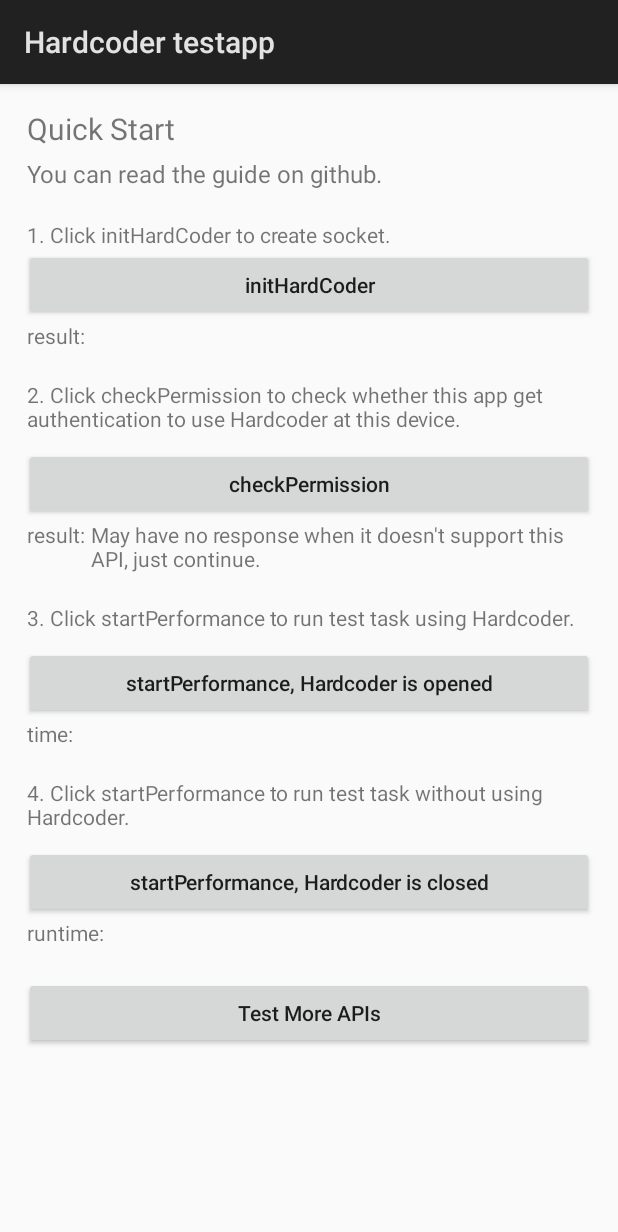
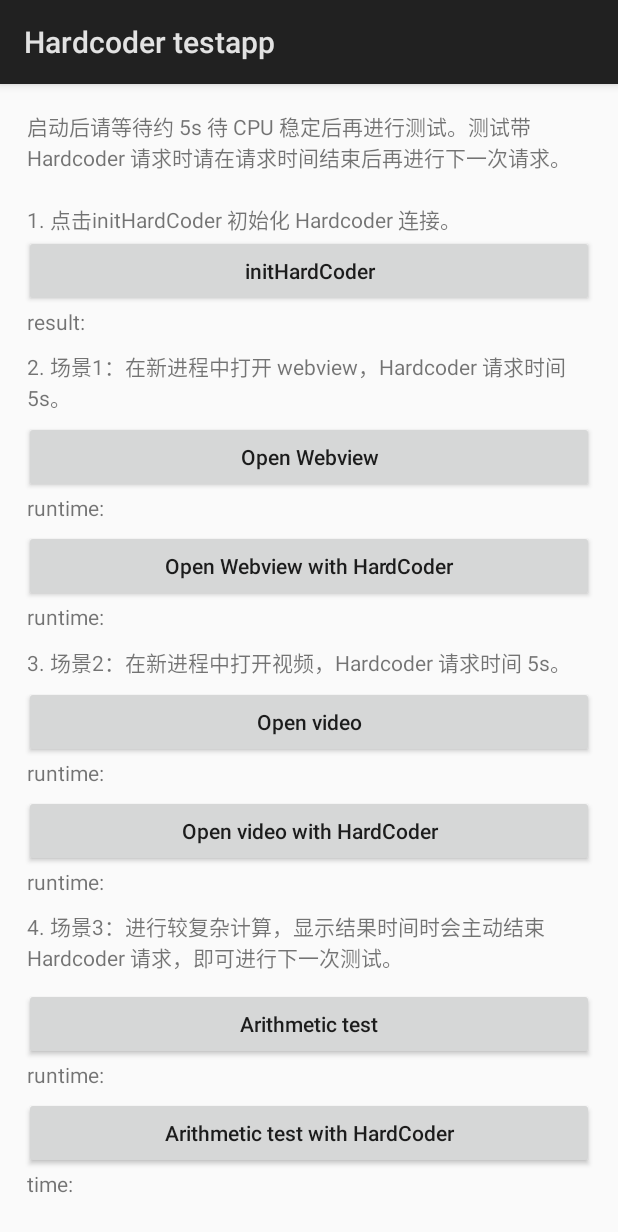
Before and after one commit to Tencent/Hardcoder, an Android app: the screen it shows after launch (QuickStart), on a phone screen of 412 x 824 dp. Shown: the top 1232 px of the screen. Run offline under Robolectric (Android 15) with nearby library versions, the phone set to English and light mode, and no system bars; 1 statement that could not run was skipped.

Commit message:
Add test case to testapp. Testapp 增加打开网页和打开视频测试场景

```diff
--- a/testapp/src/main/java/com/tencent/mm/hardcoder/testapp/QuickStart.java
+++ b/testapp/src/main/java/com/tencent/mm/hardcoder/testapp/QuickStart.java
@@ -49,10 +49,29 @@ public class QuickStart extends Activity {
     private final static int SCENE_TEST = 101;
     private final static long ACTION_TEST = 1 << 0;
 
+    public final static int REQUEST_CODE_WEBVIEW_WITHOUT_HC = 1;
+    public final static int REQUEST_CODE_WEBVIEW_WITH_HC = 2;
+    public final static int REQUEST_CODE_VIDEO_WITHOUT_HC = 3;
+    public final static int REQUEST_CODE_VIDEO_WITH_HC = 4;
+
+    public static long testWebViewStartTime = 0L;
+    public static long testHCWebViewStartTime = 0L;
+
+    public static long testVideoStartTime = 0L;
+    public static long testHCVideoStartTime = 0L;
+
+
+    private TextView openWebViewTimeTextView;
+    private TextView hcOpenWebViewTimeTextView;
+
+    private TextView openVideoTimeTextView;
+    private TextView hcOpenVideoTimeTextView;
+
     @Override
     protected void onCreate(Bundle savedInstanceState) {
         super.onCreate(savedInstanceState);
         setContentView(R.layout.quick_start);
+        HardCoderJNI.setHcDebug(true);
 
         /**
          * test initHardCoder
@@ -62,7 +81,6 @@ public class QuickStart extends Activity {
             @Override
             public void onClick(View view) {
                 final View fv = view;
-
                 new Thread(new Runnable() {
                     @Override
                     public void run() {
@@ -71,6 +89,19 @@ public class QuickStart extends Activity {
                                     @Override
                                     public void onConnectStatus(final boolean isConnect) {
                                         HardCoderLog.i(TAG, "initHardCoder callback, isConnectSuccess:" + isConnect);
+                                        //manufacture为厂商，cert为testapp在OPPO手机上生成的key,具体值请向厂商申请生成
+                                        //manufacture和cert均为数组，可同时传多个厂商的值
+                                        String[] manufactures = {"OPPO"};
+                                        String[] certs = {"K6dLGcYfPdHbdbnOwbXe7tXc3sySDV0IZoJ4u7CSB7yPpSJ2xb2lrHbHyIwrzNhuc88kuehvY" +
+                                                "MQhVsx6X8nOks0lfvTyNoOOYpX/3UinFnbSPvlXOt9U+v3sXhJPqbU7zR6fjghJ" +
+                                                "hfZYxSs+lOMgg1qwv0A0duXMEJWCzU+tnZ4="};
+                                        final long requestId = HardCoderJNI.checkPermission(manufactures, certs,
+                                                new HardCoderCallback.FuncRetCallback() {
+                                                    @Override
+                                                    public void onFuncRet(int callbackType, long requestId, int retCode, int funcId, int dataType, byte[] buffer) {
+                                                        HardCoderLog.i(TAG, "checkpermission callback, retCode:" + retCode);
+                                                    }
+                                                });
                                         fv.post(new Runnable() {
                                             @Override
                                             public void run() {
@@ -85,85 +116,63 @@ public class QuickStart extends Activity {
             }
         });
 
-        /**
-         * test checkPermission
-         * manufacture and certifacaion are arrays
-         */
-        final TextView checkPermissionResultTextView = ((TextView) findViewById(R.id.check_permission_result));
-        ((Button) findViewById(R.id.check_permission)).setOnClickListener(new View.OnClickListener() {
-            @Override
+
+        openWebViewTimeTextView = ((TextView) findViewById(R.id.open_webview_time));
+        hcOpenWebViewTimeTextView = ((TextView) findViewById(R.id.HC_open_webview_time));
+
+        ((Button) findViewById(R.id.test_open_webview)).setOnClickListener(new View.OnClickListener() {
             public void onClick(View view) {
-                final View fv = view;
-                //manufacture为厂商
-                //cert为testapp在OPPO手机上生成的key,具体值请向厂商申请生成
-                //manufacture和cert均为数组，可同时传多个厂商的值
-                String[] manufactures = {"OPPO"};
-                String[] certs = {"K6dLGcYfPdHbdbnOwbXe7tXc3sySDV0IZoJ4u7CSB7yPpSJ2xb2lrHbHyIwrzNhuc88kuehvY" +
-                        "MQhVsx6X8nOks0lfvTyNoOOYpX/3UinFnbSPvlXOt9U+v3sXhJPqbU7zR6fjghJ" +
-                        "hfZYxSs+lOMgg1qwv0A0duXMEJWCzU+tnZ4="};
-                final long requestId = HardCoderJNI.checkPermission(manufactures, certs,
-                        new HardCoderCallback.FuncRetCallback() {
-                        @Override
-                        public void onFuncRet(int callbackType, long requestId, int retCode, int funcId, int dataType, byte[] buffer) {
-                            final boolean isSuccess = (retCode == 0 ? true : false);
-                            final boolean isNotSupport = (retCode == HardCoderJNI.ERR_UNAUTHORIZED ? true : false);
-                            HardCoderLog.i(TAG, "checkpermission callback, retCode:" + retCode);
-                            fv.post(new Runnable() {
-                                @Override
-                                public void run() {
-                                    checkPermissionResultTextView.setText(isSuccess ? "Success" : (isNotSupport ? "This device not support checkPermission api, just ignore and continue." : "Failed, testapp doesn't get authentication to use Hardcoder at this device."));
-                                }
-                            });
-                        }
-                    });
-                HardCoderLog.i(TAG, "checkPermission, requestId:" + requestId);
+                testWebViewStartTime = System.currentTimeMillis();
+                Intent intent = new Intent();
+                intent.setClass(QuickStart.this, TestWebView.class);
+                startActivityForResult(intent, REQUEST_CODE_WEBVIEW_WITHOUT_HC);
+
             }
         });
 
-        HardCoderJNI.setHcDebug(true);
-
-
-        /**
-         * test startPerformance
-         */
-        final TextView startPerformanceHCTimeTextView = ((TextView) findViewById(R.id.start_performance_hc_time));
-        ((Button) findViewById(R.id.start_performance_with_hc)).setOnClickListener(new View.OnClickListener() {
-            @Override
+        ((Button) findViewById(R.id.test_HC_open_webview)).setOnClickListener(new View.OnClickListener() {
             public void onClick(View view) {
-                final View fv = view;
-                startPerformanceHCTimeTextView.setText("waiting");
-                Thread s = new Thread(new Runnable() {
-                    @Override
-                    public void run() {
-                        final int[] threadId = new int[1];
-                        threadId[0] = android.os.Process.myTid();
-                        final int hashCode = HardCoderJNI.startPerformance(0, HardCoderJNI.CPU_LEVEL_1,
-                                HardCoderJNI.IO_LEVEL_1, HardCoderJNI.GPU_LEVEL_1,
-                                new int[]{android.os.Process.myTid()}, 10000, SCENE_TEST,
-                                ACTION_TEST, android.os.Process.myTid(), TAG);
-                        long s = System.currentTimeMillis();
-                        //模拟重度计算场景，比较耗cpu操作
-                        test();
-                        final long costTime = System.currentTimeMillis() - s;
-                        HardCoderLog.i(TAG, "startPerformance HC, take " + costTime + " ms");
-                        fv.post(new Runnable() {
-                            @Override
-                            public void run() {
-                                startPerformanceHCTimeTextView.setText(costTime + "ms");
-                            }
-                        });
-                        HardCoderJNI.stopPerformance(hashCode);
-                    }
-                });
-                s.setName("testHC_startThread");
-                s.start();
+                final int hashCode = HardCoderJNI.startPerformance(0, HardCoderJNI.CPU_LEVEL_1,
+                        HardCoderJNI.IO_LEVEL_1, HardCoderJNI.GPU_LEVEL_1,
+                        new int[]{}, 5000, SCENE_TEST,
+                        ACTION_TEST, android.os.Process.myTid(), TAG);
+                testHCWebViewStartTime = System.currentTimeMillis();
+                Intent intent = new Intent();
+                intent.setClass(QuickStart.this, TestWebView.class);
+                startActivityForResult(intent, REQUEST_CODE_WEBVIEW_WITH_HC);
             }
         });
 
-        /**
-         * same test without Hardcoder
-         */
+
+        openVideoTimeTextView = ((TextView) findViewById(R.id.open_video_time));
+        hcOpenVideoTimeTextView = ((TextView) findViewById(R.id.HC_open_video_time));
+
+        ((Button) findViewById(R.id.test_open_video)).setOnClickListener(new View.OnClickListener() {
+            public void onClick(View view) {
+                testVideoStartTime = System.currentTimeMillis();
+                Intent intent = new Intent();
+                intent.setClass(QuickStart.this, TestVideo.class);
+                startActivityForResult(intent, REQUEST_CODE_VIDEO_WITHOUT_HC);
+            }
+        });
+
+        ((Button) findViewById(R.id.test_HC_open_video)).setOnClickListener(new View.OnClickListener() {
+            public void onClick(View view) {
+                final int hashCode = HardCoderJNI.startPerformance(0, HardCoderJNI.CPU_LEVEL_1,
+                        HardCoderJNI.IO_LEVEL_1, HardCoderJNI.GPU_LEVEL_1,
+                        new int[]{}, 10000, SCENE_TEST,
+                        ACTION_TEST, android.os.Process.myTid(), TAG);
+                testHCVideoStartTime = System.currentTimeMillis();
+                Intent intent = new Intent();
+                intent.setClass(QuickStart.this, TestVideo.class);
+                startActivityForResult(intent, REQUEST_CODE_VIDEO_WITH_HC);
+            }
+        });
+
+
         final TextView startPerformanceTimeTextView = ((TextView) findViewById(R.id.start_performance_time));
+        final TextView startPerformanceHCTimeTextView = ((TextView) findViewById(R.id.start_performance_hc_time));
+
         ((Button) findViewById(R.id.start_performance)).setOnClickListener(new View.OnClickListener() {
             @Override
             public void onClick(View view) {
@@ -191,6 +200,40 @@ public class QuickStart extends Activity {
             }
         });
 
+        ((Button) findViewById(R.id.start_performance_with_hc)).setOnClickListener(new View.OnClickListener() {
+            @Override
+            public void onClick(View view) {
+                final View fv = view;
+
+                startPerformanceHCTimeTextView.setText("waiting");
+                Thread s = new Thread(new Runnable() {
+                    @Override
+                    public void run() {
+                        final int[] threadId = new int[1];
+                        threadId[0] = android.os.Process.myTid();
+                        final int hashCode = HardCoderJNI.startPerformance(0, HardCoderJNI.CPU_LEVEL_1,
+                                HardCoderJNI.IO_LEVEL_1, HardCoderJNI.GPU_LEVEL_1,
+                                new int[]{android.os.Process.myTid()}, 5000, SCENE_TEST,
+                                ACTION_TEST, android.os.Process.myTid(), TAG);
+                        long s = System.currentTimeMillis();
+                        //模拟重度计算场景，比较耗cpu操作
+                        test();
+                        final long costTime = System.currentTimeMillis() - s;
+                        HardCoderLog.i(TAG, "startPerformance HC, take " + costTime + " ms");
+                        fv.post(new Runnable() {
+                            @Override
+                            public void run() {
+                                startPerformanceHCTimeTextView.setText(costTime + "ms");
+                            }
+                        });
+                        HardCoderJNI.stopPerformance(hashCode);
+                    }
+                });
+                s.setName("testHC_startThread");
+                s.start();
+            }
+        });
+
         /**
          * jump to test more APIs
          */
@@ -203,6 +246,42 @@ public class QuickStart extends Activity {
         });
     }
 
+    @Override
+    public void onActivityResult(final int requestCode, final int resultCode, final Intent data) {
+        super.onActivityResult(requestCode, resultCode, data);
+        switch(requestCode){
+            case REQUEST_CODE_WEBVIEW_WITHOUT_HC:
+                if(data != null) {
+                    long costTime = data.getLongExtra("endTime", 0L) - testWebViewStartTime;
+                    testWebViewStartTime = 0L;
+                    openWebViewTimeTextView.setText(costTime + "ms");
+                }
+                break;
+            case REQUEST_CODE_WEBVIEW_WITH_HC:
+                if(data != null) {
+                    long hcCostTime = data.getLongExtra("endTime", 0L) - testHCWebViewStartTime;
+                    testHCWebViewStartTime = 0L;
+                    hcOpenWebViewTimeTextView.setText(hcCostTime + "ms");
+                }
+                break;
+            case REQUEST_CODE_VIDEO_WITHOUT_HC:
+                if(data != null) {
+                    long costTime = data.getLongExtra("endTime", 0L) - testVideoStartTime;
+                    testVideoStartTime = 0L;
+                    openVideoTimeTextView.setText(costTime + "ms");
+                }
+                break;
+            case REQUEST_CODE_VIDEO_WITH_HC:
+                if(data != null) {
+                    long hcCostTime = data.getLongExtra("endTime", 0L) - testHCVideoStartTime;
+                    testHCVideoStartTime = 0L;
+                    hcOpenVideoTimeTextView.setText(hcCostTime + "ms");
+                }
+                break;
+            default:
+                break;
+        }
+    }
 }
 
 /**
--- a/testapp/src/main/res/layout/quick_start.xml
+++ b/testapp/src/main/res/layout/quick_start.xml
@@ -1,7 +1,5 @@
 <?xml version="1.0" encoding="utf-8"?>
-<ScrollView
-    xmlns:android="http://schemas.android.com/apk/res/android"
-    xmlns:tools="http://schemas.android.com/tools"
+<ScrollView xmlns:android="http://schemas.android.com/apk/res/android"
     android:layout_width="match_parent"
     android:layout_height="match_parent">
 
@@ -18,19 +16,11 @@
         <TextView
             android:layout_width="match_parent"
             android:layout_height="wrap_content"
+            android:layout_marginTop="2dp"
             android:layout_marginLeft="2dp"
             android:layout_marginRight="2dp"
-            android:textSize="20dp"
-            android:text="Quick Start"/>
-
-        <TextView
-            android:layout_width="match_parent"
-            android:layout_height="wrap_content"
-            android:layout_marginTop="5dp"
-            android:layout_marginLeft="2dp"
-            android:layout_marginRight="2dp"
-            android:textSize="16dp"
-            android:text="You can read the guide on github." />
+            android:textSize="14dp"
+            android:text="启动后请等待约 5s 待 CPU 稳定后再进行测试。测试带 Hardcoder 请求时请在请求时间结束后再进行下一次请求。" />
 
         <TextView
             android:layout_width="match_parent"
@@ -38,7 +28,7 @@
             android:layout_marginTop="20dp"
             android:layout_marginLeft="2dp"
             android:layout_marginRight="2dp"
-            android:text="1. Click initHardCoder to create socket." />
+            android:text="1. 点击initHardCoder 初始化 Hardcoder 连接。" />
         <Button
             android:id="@+id/init_hardCoder"
             android:layout_width="match_parent"
@@ -63,23 +53,23 @@
                 android:layout_marginRight="2dp"/>
         </LinearLayout>
 
-
-
-
+        <!--打开网页-->
         <TextView
             android:layout_width="match_parent"
             android:layout_height="wrap_content"
-            android:layout_marginTop="20dp"
+            android:layout_marginTop="10dp"
             android:layout_marginLeft="2dp"
             android:layout_marginRight="2dp"
-            android:text="2. Click checkPermission to check whether this app get authentication to use Hardcoder at this device." />
+            android:text="2. 场景1：在新进程中打开 webview，Hardcoder 请求时间 5s。" />
+
         <Button
-            android:id="@+id/check_permission"
+            android:id="@+id/test_open_webview"
             android:layout_width="match_parent"
             android:layout_height="wrap_content"
-            android:layout_marginTop="10dp"
+            android:layout_marginTop="5dp"
             android:textAllCaps="false"
-            android:text="checkPermission" />
+            android:text="Open Webview"/>
+
         <LinearLayout
             android:layout_width="match_parent"
             android:layout_height="match_parent"
@@ -89,30 +79,144 @@
                 android:layout_height="wrap_content"
                 android:layout_marginLeft="2dp"
                 android:layout_marginRight="2dp"
-                android:text="result:"/>
+                android:text="runtime:"/>
             <TextView
-                android:id="@+id/check_permission_result"
+                android:id="@+id/open_webview_time"
+                android:layout_width="wrap_content"
+                android:layout_height="wrap_content"
+                android:layout_marginLeft="2dp"
+                android:layout_marginRight="2dp"/>
+        </LinearLayout>
+
+        <Button
+            android:id="@+id/test_HC_open_webview"
+            android:layout_width="match_parent"
+            android:layout_height="wrap_content"
+            android:layout_marginTop="5dp"
+            android:textAllCaps="false"
+            android:text="Open Webview with HardCoder"/>
+        <LinearLayout
+            android:layout_width="match_parent"
+            android:layout_height="match_parent"
+            android:orientation="horizontal">
+            <TextView
                 android:layout_width="wrap_content"
                 android:layout_height="wrap_content"
                 android:layout_marginLeft="2dp"
                 android:layout_marginRight="2dp"
-                android:text="May have no response when it doesn't support this API, just continue."/>
+                android:text="runtime:"/>
+            <TextView
+                android:id="@+id/HC_open_webview_time"
+                android:layout_width="wrap_content"
+                android:layout_height="wrap_content"
+                android:layout_marginLeft="2dp"
+                android:layout_marginRight="2dp"/>
         </LinearLayout>
 
+
+        <!--打开视频-->
         <TextView
             android:layout_width="match_parent"
             android:layout_height="wrap_content"
-            android:layout_marginTop="20dp"
+            android:layout_marginTop="10dp"
             android:layout_marginLeft="2dp"
             android:layout_marginRight="2dp"
-            android:text="3. Click startPerformance to run test task using Hardcoder." />
+            android:text="3. 场景2：在新进程中打开视频，Hardcoder 请求时间 5s。" />
+
+        <Button
+            android:id="@+id/test_open_video"
+            android:layout_width="match_parent"
+            android:layout_height="wrap_content"
+            android:layout_marginTop="5dp"
+            android:textAllCaps="false"
+            android:text="Open video"/>
+        <LinearLayout
+            android:layout_width="match_parent"
+            android:layout_height="match_parent"
+            android:orientation="horizontal">
+            <TextView
+                android:layout_width="wrap_content"
+                android:layout_height="wrap_content"
+                android:layout_marginLeft="2dp"
+                android:layout_marginRight="2dp"
+                android:text="runtime:"/>
+            <TextView
+                android:id="@+id/open_video_time"
+                android:layout_width="wrap_content"
+                android:layout_height="wrap_content"
+                android:layout_marginLeft="2dp"
+                android:layout_marginRight="2dp"/>
+        </LinearLayout>
+
+        <Button
+            android:id="@+id/test_HC_open_video"
+            android:layout_width="match_parent"
+            android:layout_height="wrap_content"
+            android:layout_marginTop="5dp"
+            android:textAllCaps="false"
+            android:text="Open video with HardCoder"/>
+        <LinearLayout
+            android:layout_width="match_parent"
+            android:layout_height="match_parent"
+            android:orientation="horizontal">
+            <TextView
+                android:layout_width="wrap_content"
+                android:layout_height="wrap_content"
+                android:layout_marginLeft="2dp"
+                android:layout_marginRight="2dp"
+                android:text="runtime:"/>
+            <TextView
+                android:id="@+id/HC_open_video_time"
+                android:layout_width="wrap_content"
+                android:layout_height="wrap_content"
+                android:layout_marginLeft="2dp"
+                android:layout_marginRight="2dp"/>
+        </LinearLayout>
+
+
+
+
+        <!--复杂运算-->
+        <TextView
+            android:layout_width="match_parent"
+            android:layout_height="wrap_content"
+            android:layout_marginTop="10dp"
+            android:layout_marginLeft="2dp"
+            android:layout_marginRight="2dp"
+            android:text="4. 场景3：进行较复杂计算，显示结果时间时会主动结束 Hardcoder 请求，即可进行下一次测试。" />
+        <Button
+            android:id="@+id/start_performance"
+            android:layout_width="match_parent"
+            android:layout_height="wrap_content"
+            android:layout_marginTop="10dp"
+            android:textAllCaps="false"
+            android:text="Arithmetic test"/>
+
+        <LinearLayout
+            android:layout_width="match_parent"
+            android:layout_height="match_parent"
+            android:orientation="horizontal">
+            <TextView
+                android:layout_width="wrap_content"
+                android:layout_height="wrap_content"
+                android:layout_marginLeft="2dp"
+                android:layout_marginRight="2dp"
+                android:text="runtime:"/>
+            <TextView
+                android:id="@+id/start_performance_time"
+                android:layout_width="wrap_content"
+                android:layout_height="wrap_content"
+                android:layout_marginLeft="2dp"
+                android:layout_marginRight="2dp"/>
+        </LinearLayout>
+
         <Button
             android:id="@+id/start_performance_with_hc"
             android:layout_width="match_parent"
             android:layout_height="wrap_content"
-            android:layout_marginTop="10dp"
+            android:layout_marginTop="5dp"
             android:textAllCaps="false"
-            android:text="startPerformance, Hardcoder is opened"/>
+            android:text="Arithmetic test with HardCoder"/>
 
         <LinearLayout
             android:layout_width="match_parent"
@@ -133,39 +237,6 @@
         </LinearLayout>
 
 
-        <TextView
-            android:layout_width="match_parent"
-            android:layout_height="wrap_content"
-            android:layout_marginTop="20dp"
-            android:layout_marginLeft="2dp"
-            android:layout_marginRight="2dp"
-            android:text="4. Click startPerformance to run test task without using Hardcoder." />
-        <Button
-            android:id="@+id/start_performance"
-            android:layout_width="match_parent"
-            android:layout_height="wrap_content"
-            android:layout_marginTop="10dp"
-            android:textAllCaps="false"
-            android:text="startPerformance, Hardcoder is closed"/>
-
-        <LinearLayout
-            android:layout_width="match_parent"
-            android:layout_height="match_parent"
-            android:orientation="horizontal">
-            <TextView
-                android:layout_width="wrap_content"
-                android:layout_height="wrap_content"
-                android:layout_marginLeft="2dp"
-                android:layout_marginRight="2dp"
-                android:text="runtime:"/>
-            <TextView
-                android:id="@+id/start_performance_time"
-                android:layout_width="wrap_content"
-                android:layout_height="wrap_content"
-                android:layout_marginLeft="2dp"
-                android:layout_marginRight="2dp"/>
-        </LinearLayout>
-
         <Button
             android:id="@+id/more_api"
             android:layout_width="match_parent"
```
Also changed, not shown: testapp/src/main/AndroidManifest.xml (+9 -3 lines), testapp/src/main/java/com/tencent/mm/hardcoder/testapp/TestVideo.java (added, +166 -0 lines), testapp/src/main/java/com/tencent/mm/hardcoder/testapp/TestWebView.java (added, +87 -0 lines), testapp/src/main/res/layout/test_video.xml (added, +13 -0 lines), testapp/src/main/res/layout/test_webview.xml (added, +23 -0 lines), 1 other file.
